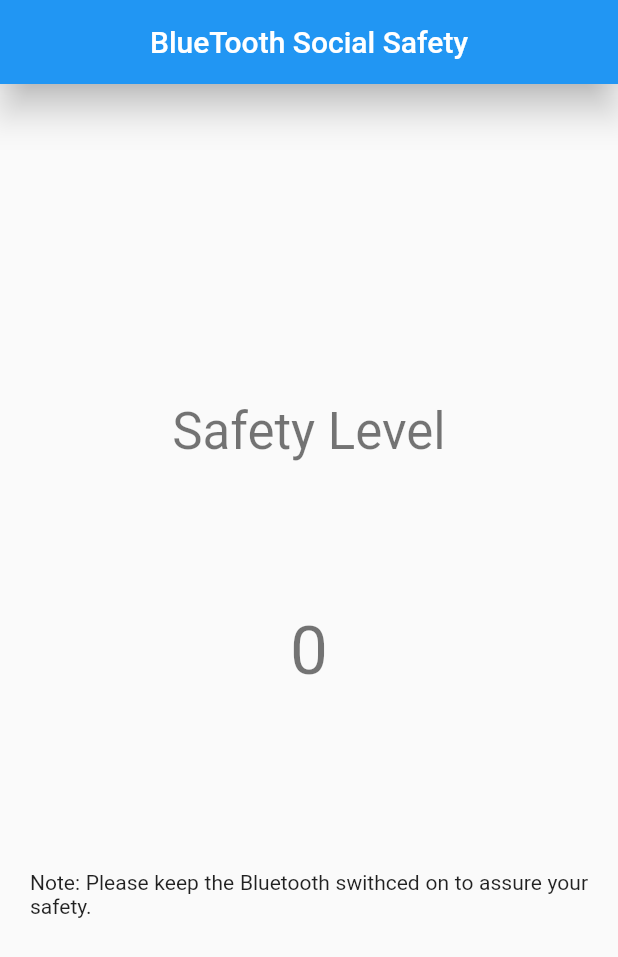
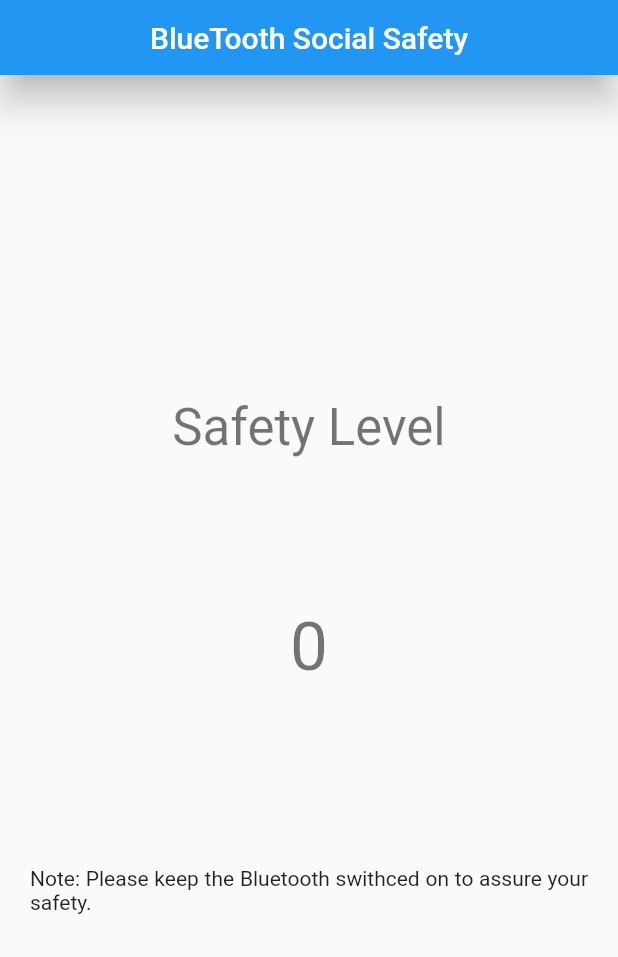
Before and after one commit to emilsharier/ssf, a Flutter app: the screen it shows after launch, on a phone screen of 412 x 824 dp. Shown: the top 957 px of the screen. Run offline on Flutter 3.47's test engine with Material 2 defaults, Android fonts, the phone set to English and light mode, and no system bars.

```diff
--- a/lib/main.dart
+++ b/lib/main.dart
@@ -33,14 +33,17 @@ class _MyHomePageState extends State<MyHomePage> {
   @override
   Widget build(BuildContext context) {
     return Scaffold(
-      appBar: AppBar(
-        title: Text(widget.title),
-        centerTitle: true,
-        elevation: 10,
+      appBar: PreferredSize(
+        preferredSize: Size.fromHeight(50.0),
+        child: AppBar(
+          title: Text(widget.title),
+          centerTitle: true,
+          elevation: 10.0,
+        ),
       ),
       body: Center(
         child: Padding(
-          padding: EdgeInsets.all(20),
+          padding: EdgeInsets.all(20.0),
           child: Column(
             mainAxisAlignment: MainAxisAlignment.center,
             children: <Widget>[
@@ -49,14 +52,14 @@ class _MyHomePageState extends State<MyHomePage> {
                 style: Theme.of(context).textTheme.headline4,
               ),
               SizedBox(
-                height: 100,
+                height: 100.0,
               ),
               Text(
                 '$_counter',
                 style: Theme.of(context).textTheme.headline3,
               ),
               SizedBox(
-                height: 120,
+                height: 120.0,
               ),
               Text(
                 'Note: Please keep the Bluetooth swithced on to assure your safety.',
--- a/pubspec.yaml
+++ b/pubspec.yaml
@@ -23,6 +23,7 @@ environment:
 dependencies:
   flutter:
     sdk: flutter
+  flutter_blue: ^0.7.2
 
 
   # The following adds the Cupertino Icons font to your application.
```
Also changed, not shown: pubspec.lock, 3 other files.
